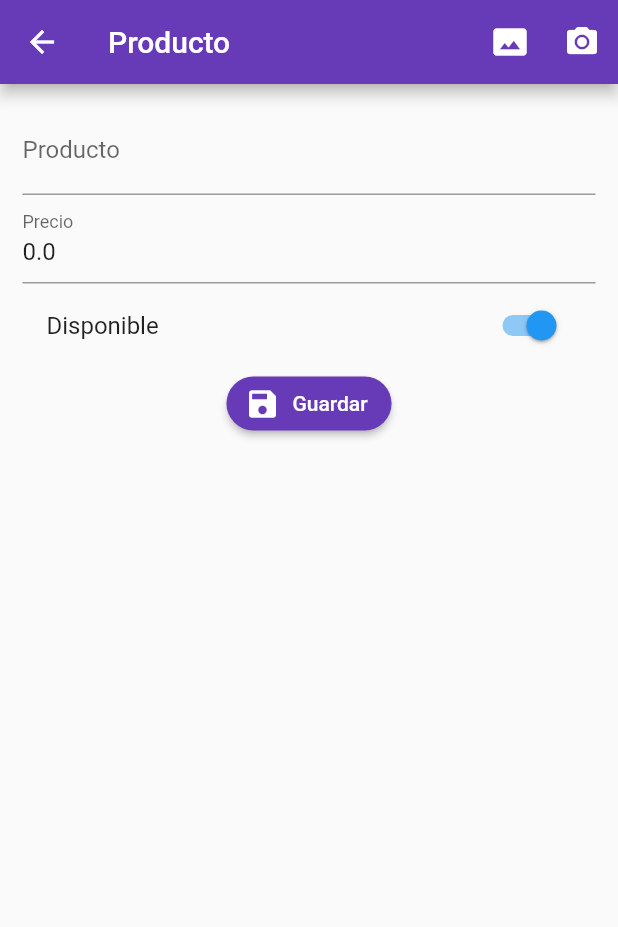
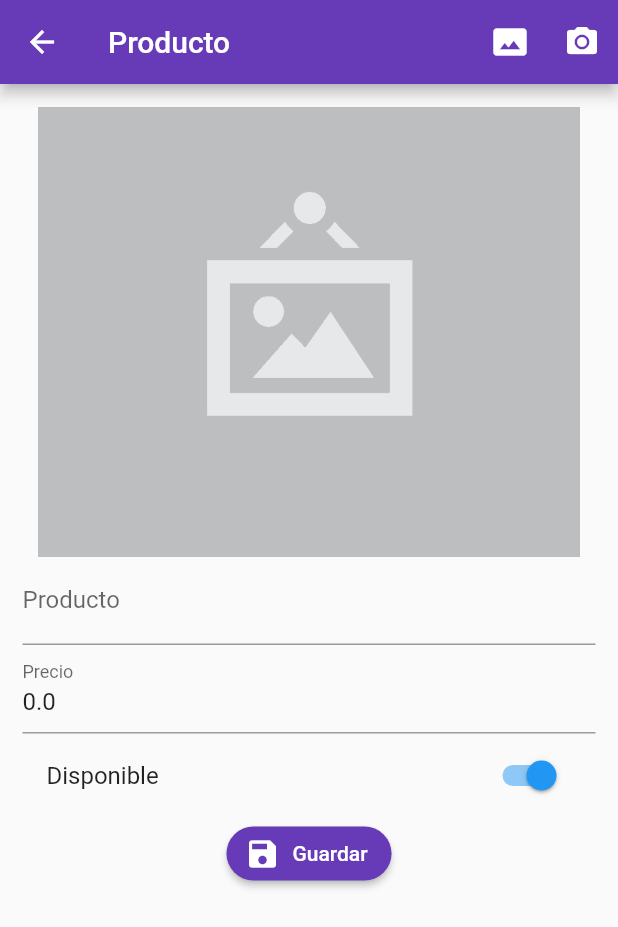
Before and after one commit to zesaru/formvalidationflutter, a Flutter app: the ProductoPage screen opened by its route, after a tap on the "photo size select actual" icon, on a phone screen of 412 x 824 dp. Shown: the top 927 px of the screen. Run offline on Flutter 3.47's test engine with Material 2 defaults, Android fonts, the phone set to English and light mode, and no system bars; our stand-ins replace image_picker, rxdart; network calls fail.

```diff
--- a/lib/src/pages/producto_page.dart
+++ b/lib/src/pages/producto_page.dart
@@ -1,7 +1,10 @@
+import 'dart:io';
+
 import 'package:flutter/material.dart';
 import 'package:formvalidation/src/models/producto_model.dart';
 import 'package:formvalidation/src/providers/productos_provider.dart';
 import 'package:formvalidation/src/utils/utils.dart' as util;
+import 'package:image_picker/image_picker.dart';
 
 class ProductoPage extends StatefulWidget {
   @override
@@ -16,6 +19,7 @@ class _ProductoPageState extends State<ProductoPage> {
   final productoProvider = new ProductosProvider();
 
   bool _guardando = false;
+  File foto;
 
   @override
   Widget build(BuildContext context) {
@@ -31,11 +35,11 @@ class _ProductoPageState extends State<ProductoPage> {
         actions: <Widget>[
           IconButton(
             icon: Icon(Icons.photo_size_select_actual),
-            onPressed: () {},
+            onPressed: _seleccionarFoto,
           ),
           IconButton(
             icon: Icon(Icons.camera_alt),
-            onPressed: () {},
+            onPressed: _tomarFoto,
           ),
         ],
       ),
@@ -46,6 +50,7 @@ class _ProductoPageState extends State<ProductoPage> {
             key: formKey,
             child: Column(
               children: <Widget>[
+                _mostrarFoto(),
                 _crearNombre(),
                 _crearPrecio(),
                 _crearDisponible(),
@@ -141,4 +146,28 @@ class _ProductoPageState extends State<ProductoPage> {
 
     scaffoldKey.currentState.showSnackBar(snackbar);
   }
+
+  Widget _mostrarFoto() {
+    if (producto.fotoUrl != null) {
+      return Container(
+          //todo tengo que hacer esto
+          );
+    } else {
+      return Image(
+        image: AssetImage(foto?.path ?? 'assets/no-image.png'),
+        height: 300.0,
+        fit: BoxFit.cover,
+      );
+    }
+  }
+
+  _seleccionarFoto() async {
+    foto = await ImagePicker.pickImage(source: ImageSource.gallery);
+
+    if (foto != null) {
+      //limpieza
+    }
+  }
+
+  _tomarFoto() {}
 }
--- a/pubspec.yaml
+++ b/pubspec.yaml
@@ -25,6 +25,7 @@ dependencies:
   cupertino_icons: ^0.1.2
   rxdart: ^0.22.2
   http:
+  image_picker:
 
 dev_dependencies:
   flutter_test:
@@ -40,7 +41,8 @@ flutter:
   # the material Icons class.
   uses-material-design: true
   # To add assets to your application, add an assets section, like this:
-  # assets:
+  assets:
+    - assets/
   #  - images/a_dot_burr.jpeg
   #  - images/a_dot_ham.jpeg
   # An image asset can refer to one or more resolution-specific "variants", see
```
Also changed, not shown: assets/jar-loading.gif (added), assets/no-image.png (added), pubspec.lock, 9 other files.
